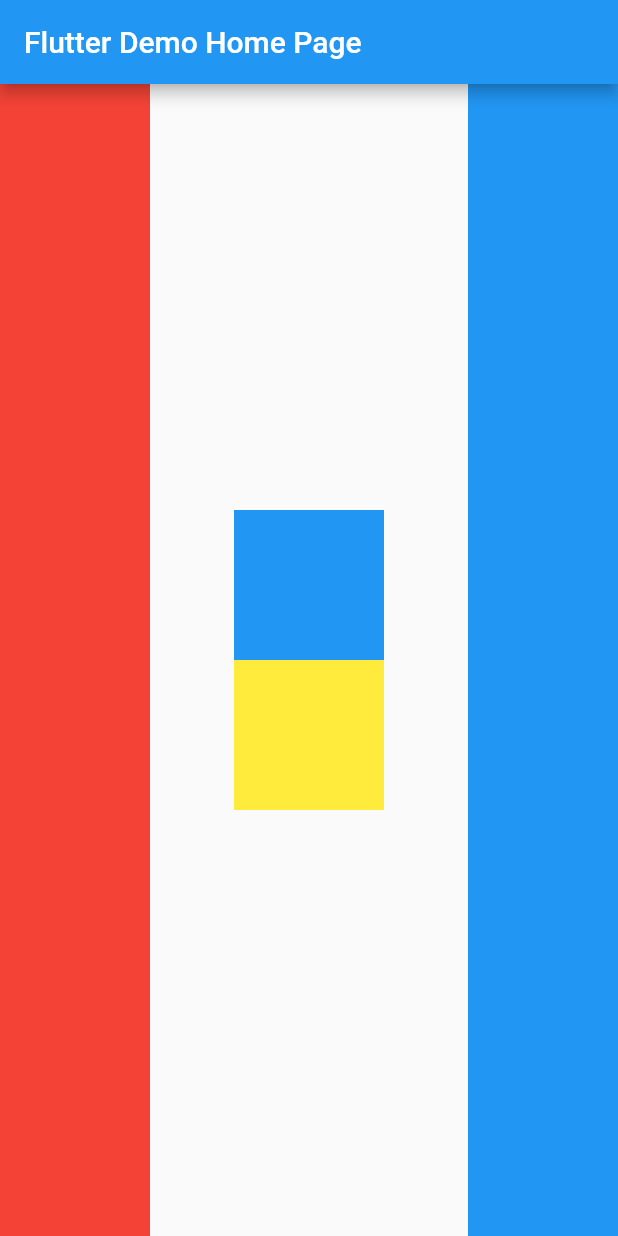
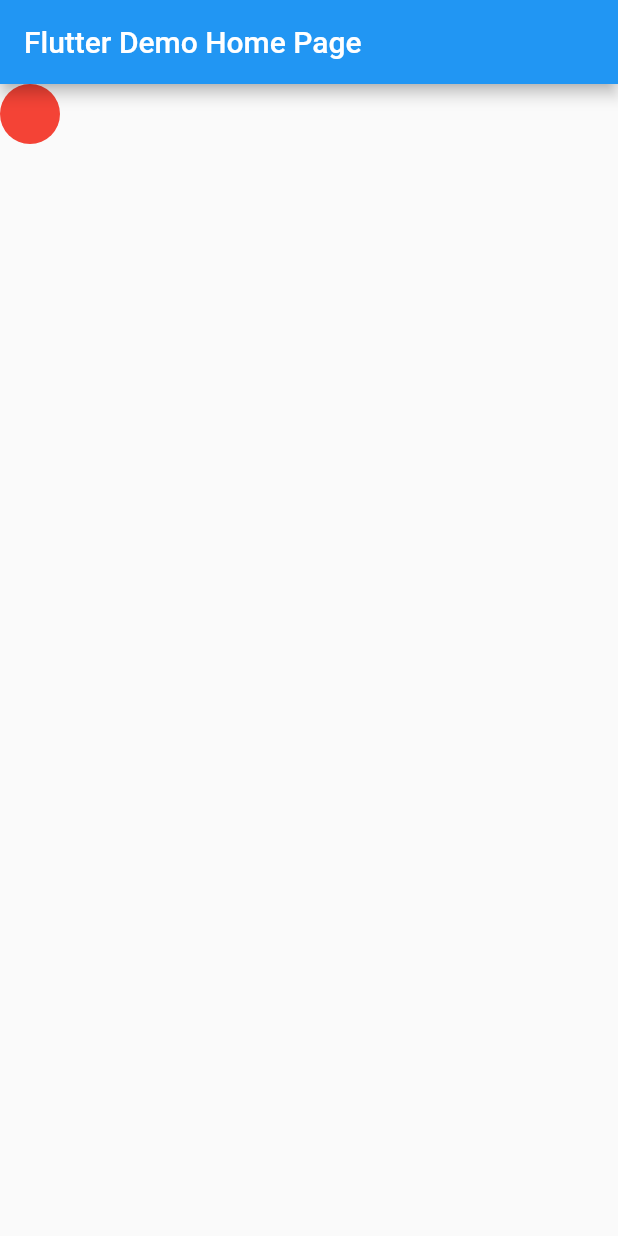
Before and after one commit to me08dushyant/miCard, a Flutter app: the screen it shows after launch, on a phone screen of 412 x 824 dp. Run offline on Flutter 3.47's test engine with Material 2 defaults, Android fonts, the phone set to English and light mode, and no system bars.

```diff
--- a/lib/main.dart
+++ b/lib/main.dart
@@ -33,37 +33,13 @@ class MyHomePage extends StatelessWidget {
         title: Text(title),
       ),
       body: SafeArea(
-        child: Row(
-          mainAxisAlignment: MainAxisAlignment.spaceBetween,
-          children: [
-            Container(
-              width: 100,
-              height: double.infinity,
-              color: Colors.red,
-            ),
-            Column(
-              mainAxisAlignment: MainAxisAlignment.center,
-              children: [
-                Container(
-                  width: 100,
-                  height: 100,
-                  color: Colors.blue,
-                ),
-                Container(
-                  width: 100,
-                  height: 100,
-                  color: Colors.yellow,
-                ),
-              ],
-            ),
-            Container(
-              width: 100,
-              height: double.infinity,
-              color: Colors.blue,
-            ),
-          ],
-        ),
-      ),
+          child: Column(
+        children: [
+          CircleAvatar(
+            backgroundColor: Colors.red,
+          )
+        ],
+      )),
     );
   }
 }
```
Also changed, not shown: 1 other file.
